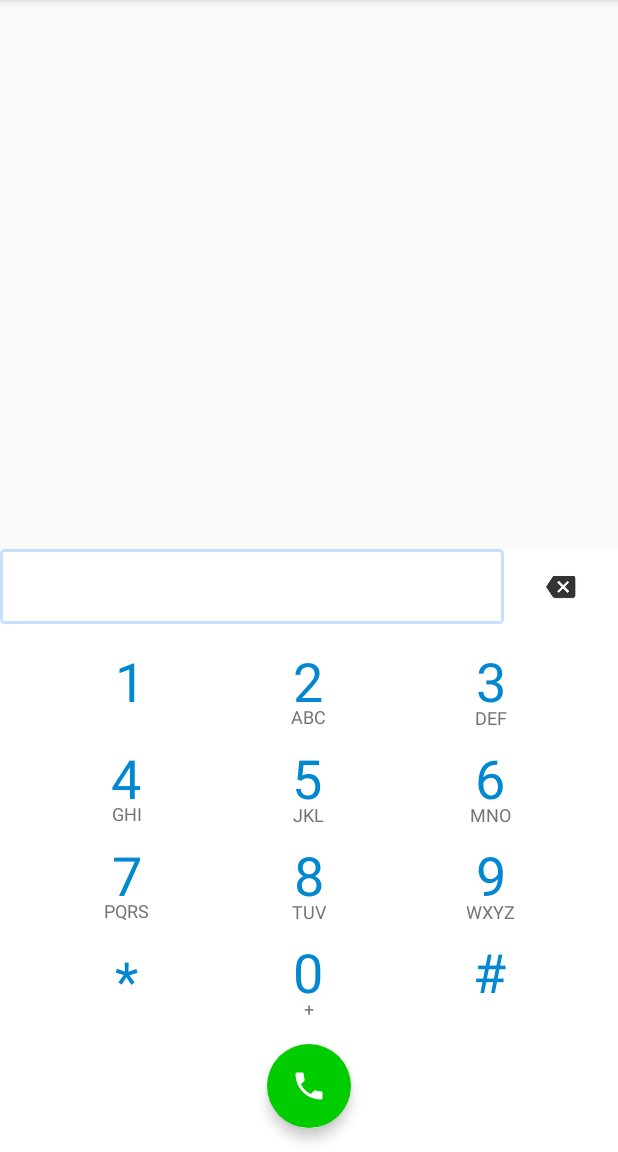
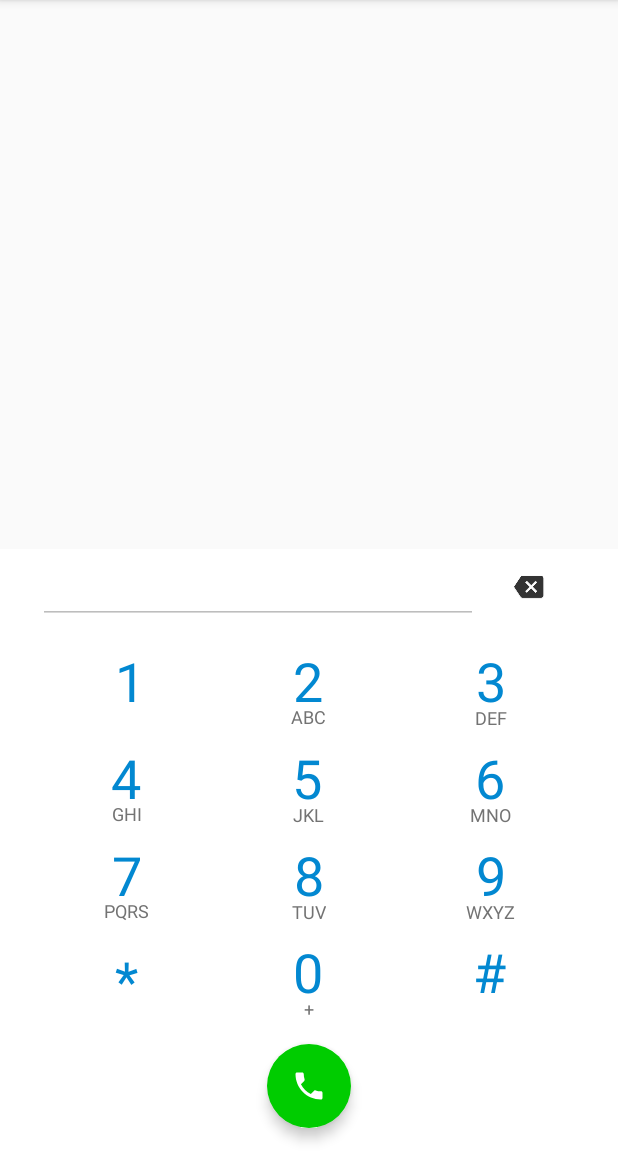
Before and after one commit to amroshehk/BusinessApp, an Android app: the VoiceActivity screen opened directly, with no data from a screen before it, on a phone screen of 412 x 824 dp, the part 84-1236 px from its top. Run offline under Robolectric (Android 15) with nearby library versions, the phone set to English and light mode, and no system bars; libraries missing offline, so code that uses them is left out: com.koushikdutta.async, com.koushikdutta.ion; pictures from the network do not load; 1 statement that could not run was skipped.

Commit message:
Fix mute button, and remove frame from number edit text.

```diff
--- a/app/src/main/java/com/digits/business/twilio/VoiceActivity.java
+++ b/app/src/main/java/com/digits/business/twilio/VoiceActivity.java
@@ -140,6 +140,8 @@ public class VoiceActivity extends AppCompatActivity {
     private DialPadKey number12;
 
 
+    private ImageButton muteButton;
+
     private static StringBuilder numberBuilder;
 
     @Override
@@ -175,7 +177,8 @@ public class VoiceActivity extends AppCompatActivity {
         coordinatorLayout = findViewById(R.id.coordinator_layout);
         callActionFab = findViewById(R.id.call_action_fab);
         hangupActionFab = findViewById(R.id.hangup_action_fab);
-        muteActionFab = findViewById(R.id.mute_action_fab);
+        /*muteActionFab = findViewById(R.id.mute_action_fab);*/
+        muteButton = findViewById(R.id.muteButton);
         chronometer = findViewById(R.id.chronometer);
 
         //---------------new Dialpad
@@ -183,11 +186,12 @@ public class VoiceActivity extends AppCompatActivity {
         number = findViewById(R.id.number);
         mCallBtn = findViewById(R.id.call_button);
         mCallBtn.setOnClickListener(callClickListenerNew());
-        //---------------new Dialpa End
+        //---------------new Dialpad End
 
         callActionFab.setOnClickListener(callActionFabClickListener());
         hangupActionFab.setOnClickListener(hangupActionFabClickListener());
-        muteActionFab.setOnClickListener(muteActionFabClickListener());
+        /*muteActionFab.setOnClickListener(muteActionFabClickListener());*/
+        muteButton.setOnClickListener(muteActionFabClickListener());
 
         notificationManager = (NotificationManager) getSystemService(Context.NOTIFICATION_SERVICE);
 
@@ -456,7 +460,8 @@ public class VoiceActivity extends AppCompatActivity {
         dialpad_rel.setVisibility(View.GONE);
         callActionFab.hide();
         hangupActionFab.show();
-        muteActionFab.show();
+        /*muteActionFab.show();*/
+        muteButton.setVisibility(View.VISIBLE);
         chronometer.setVisibility(View.VISIBLE);
         chronometer.setBase(SystemClock.elapsedRealtime());
         chronometer.start();
@@ -469,9 +474,10 @@ public class VoiceActivity extends AppCompatActivity {
        // content_fragment.setVisibility(View.GONE);
         dialpad_rel.setVisibility(View.VISIBLE);
         callActionFab.hide();
-        muteActionFab.setImageDrawable(ContextCompat.getDrawable(getBaseContext(), R.drawable.ic_mic_white_24dp));
+        /*muteActionFab.setImageDrawable(ContextCompat.getDrawable(getBaseContext(), R.drawable.ic_mic_white_24dp));*/
      //   muteActionFab.setBackgroundResource( R.drawable.ic_mic);
-        muteActionFab.hide();
+       /* muteActionFab.hide();*/
+        muteButton.setVisibility(View.INVISIBLE);
         hangupActionFab.hide();
         chronometer.setVisibility(View.INVISIBLE);
         chronometer.stop();
@@ -761,12 +767,19 @@ public class VoiceActivity extends AppCompatActivity {
               //  muteActionFab.setImageDrawable(this.getResources().getDrawable(R.drawable.ic_mic_off));
               //  muteActionFab.setBackgroundResource(R.drawable.ic_mic_off);
                // muteActionFab.setImageResource(R.drawable.ic_mic_off);
-                muteActionFab.setImageDrawable(ContextCompat.getDrawable(getBaseContext(), R.drawable.ic_mic_white_off_24dp));
+               // muteActionFab.setImageDrawable(ContextCompat.getDrawable(getBaseContext(), R.drawable.ic_mic_white_off_24dp));
+                if (Build.VERSION.SDK_INT >= Build.VERSION_CODES.M) {
+                    muteButton.setForeground(this.getResources().getDrawable(R.drawable.ic_mic_white_24dp));
+                }
+
             } else {
-//                muteActionFab.setImageDrawable(this.getResources().getDrawable(R.drawable.ic_mic));
-//               // muteActionFab.setBackgroundResource( R.drawable.ic_mic);
+              //  muteActionFab.setImageDrawable(this.getResources().getDrawable(R.drawable.ic_mic));
+               // muteActionFab.setBackgroundResource( R.drawable.ic_mic);
               //  muteActionFab.setImageResource( R.drawable.ic_mic);
-                muteActionFab.setImageDrawable(ContextCompat.getDrawable(getBaseContext(), R.drawable.ic_mic_white_24dp));
+                //muteActionFab.setImageDrawable(ContextCompat.getDrawable(getBaseContext(), R.drawable.ic_mic_white_24dp));
+                if (Build.VERSION.SDK_INT >= Build.VERSION_CODES.M) {
+                    muteButton.setForeground(this.getResources().getDrawable(R.drawable.ic_mic_white_off_24dp));
+                }
             }
         }
     }
--- a/app/src/main/res/layout/activity_voice.xml
+++ b/app/src/main/res/layout/activity_voice.xml
@@ -25,7 +25,6 @@
         android:layout_height="wrap_content"
         android:layout_gravity="bottom|center"
         android:layout_marginEnd="@dimen/activity_horizontal_margin"
-        android:layout_marginRight="@dimen/activity_horizontal_margin"
         android:layout_marginBottom="@dimen/activity_vertical_margin"
         app:srcCompat="@drawable/ic_call_white_24dp"
         android:visibility="invisible"
@@ -64,9 +63,12 @@
             android:layout_alignParentBottom="true"
             android:background="#FFF"
             android:orientation="vertical">
+
             <LinearLayout
                 android:layout_width="match_parent"
                 android:layout_height="50dp"
+                android:layout_marginStart="25dp"
+                android:layout_marginEnd="25dp"
                 android:orientation="horizontal"
                 android:weightSum="1">
 
@@ -75,7 +77,6 @@
                     android:layout_width="0dp"
                     android:layout_height="match_parent"
                     android:layout_weight="0.85"
-                    android:background="@drawable/customborder2"
                     android:enabled="false"
                     android:focusable="false"
                     android:freezesText="true"
@@ -214,7 +215,18 @@
         android:layout_weight="1"
         android:orientation="vertical">
 
-        <com.google.android.material.floatingactionbutton.FloatingActionButton
+        <ImageButton
+            android:id="@+id/muteButton"
+            android:layout_width="54dp"
+            android:layout_height="54dp"
+            android:layout_gravity="bottom|end"
+            android:layout_marginEnd="@dimen/activity_vertical_margin"
+            android:layout_marginBottom="@dimen/activity_vertical_margin"
+            android:background="@drawable/circular_selector"
+            android:foreground="@drawable/ic_mic_white_24dp"
+            android:visibility="invisible" />
+
+        <!--<com.google.android.material.floatingactionbutton.FloatingActionButton
             android:id="@+id/mute_action_fab"
             android:layout_width="wrap_content"
             android:layout_height="wrap_content"
@@ -223,7 +235,7 @@
             android:layout_marginRight="@dimen/activity_horizontal_margin"
             android:layout_marginBottom="@dimen/activity_vertical_margin"
             app:srcCompat="@drawable/ic_mic_white_24dp"
-            android:visibility="invisible" />
+            android:visibility="invisible" />-->
 
         <com.google.android.material.floatingactionbutton.FloatingActionButton
             android:id="@+id/hangup_action_fab"
@@ -231,7 +243,6 @@
             android:layout_height="wrap_content"
             android:layout_gravity="bottom|end"
             android:layout_marginEnd="@dimen/activity_horizontal_margin"
-            android:layout_marginRight="@dimen/activity_horizontal_margin"
             android:layout_marginBottom="@dimen/activity_vertical_margin"
             app:srcCompat="@drawable/ic_call_end_white_24dp"
             android:visibility="invisible" />
```
Also changed, not shown: app/src/main/java/com/digits/business/phoneauth/PhoneNumberAuthActivity.java (+18 -6 lines).
